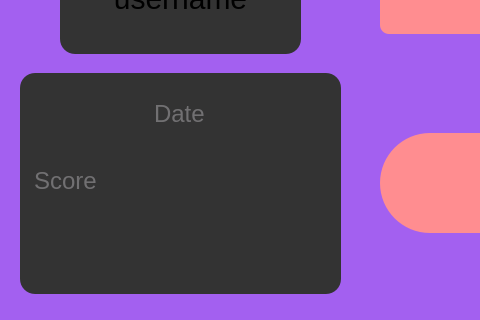
Qt form BingChillings/mainwindow.ui (BingChillings/BingChillings) before a commit; both pictures show x 0 to 480 and y 137 to 457 of the 833 by 457 pixel window.
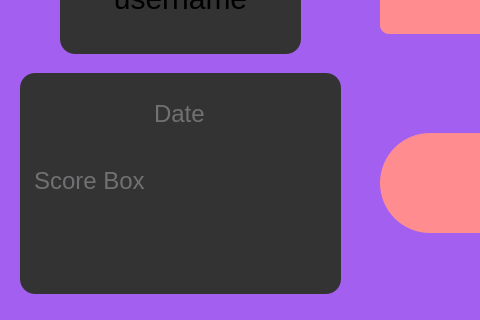
The same form after that commit. Icons and pictures are not drawn.

Commit message: changes to new user window

What changed in the file:
```diff
--- a/BingChillings/mainwindow.ui
+++ b/BingChillings/mainwindow.ui
@@ -44,7 +44,7 @@
 border-radius:9px;
 color: #333;
 }
-QPushButton:hover
+QPushButton:hover:!pressed
 {
 border: 1px rgba(255, 138, 145, 123);
 background:rgba(255, 138, 145, 123);
@@ -216,7 +216,7 @@
 li.unchecked::marker { content: &quot;\2610&quot;; }
 li.checked::marker { content: &quot;\2612&quot;; }
 &lt;/style&gt;&lt;/head&gt;&lt;body style=&quot; font-family:'.AppleSystemUIFont'; font-size:24px; font-weight:400; font-style:normal;&quot;&gt;
-&lt;p style=&quot; margin-top:0px; margin-bottom:0px; margin-left:0px; margin-right:0px; -qt-block-indent:0; text-indent:0px;&quot;&gt;&lt;span style=&quot; font-size:24px;&quot;&gt;Score&lt;/span&gt;&lt;/p&gt;&lt;/body&gt;&lt;/html&gt;</string>
+&lt;p style=&quot; margin-top:0px; margin-bottom:0px; margin-left:0px; margin-right:0px; -qt-block-indent:0; text-indent:0px;&quot;&gt;&lt;span style=&quot; font-size:24px;&quot;&gt;Score Box&lt;/span&gt;&lt;/p&gt;&lt;/body&gt;&lt;/html&gt;</string>
     </property>
    </widget>
    <widget class="QLineEdit" name="dateLineEdit">
```
Left out of the diff: 5 changed lines with no effect on the pictures. The commit also changes 5 other files.
